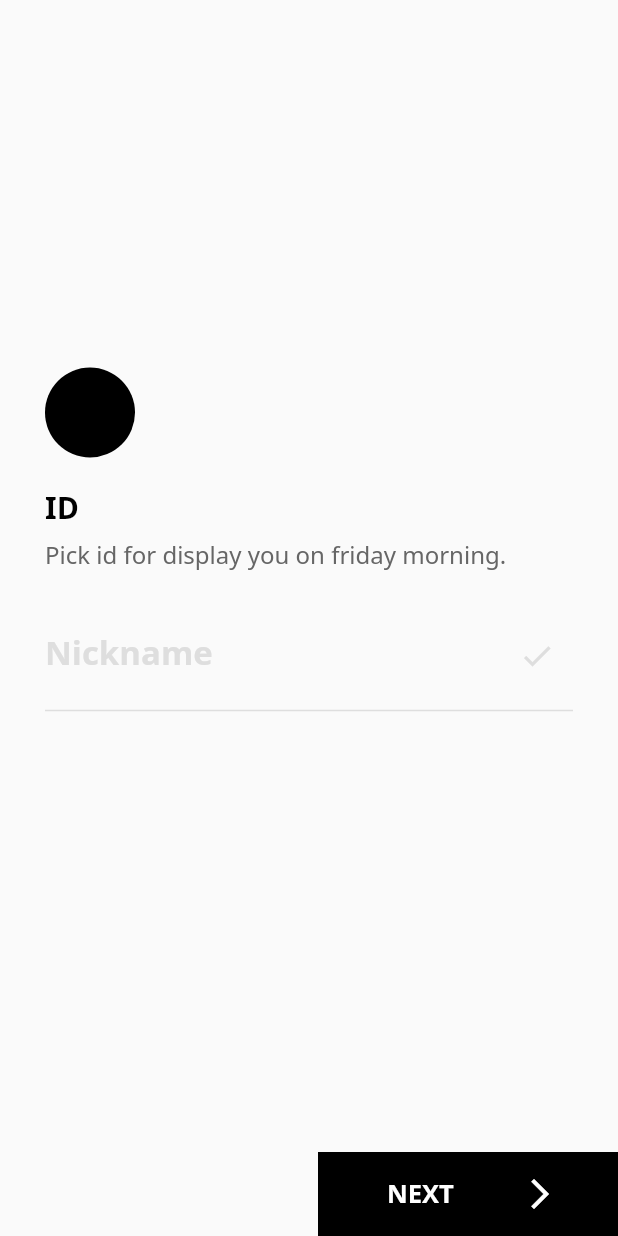
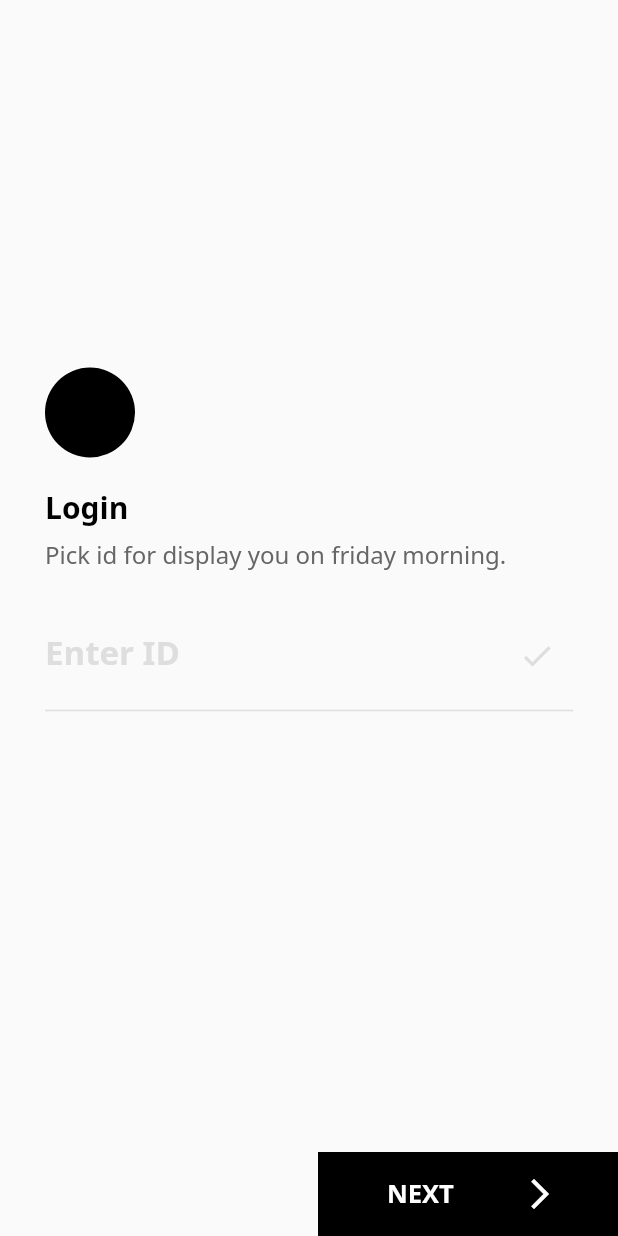
Before and after one commit to Duck528/FridayMorning, a Flutter app: the screen it shows after launch, on a phone screen of 412 x 824 dp. Run offline on Flutter 3.47's test engine with Material 2 defaults, Android fonts, the phone set to English and light mode, and no system bars; our stand-ins replace cloud_firestore; accounts and stored records are empty.

Commit message:
문구 수정

```diff
--- a/lib/SignIn/signin_page.dart
+++ b/lib/SignIn/signin_page.dart
@@ -53,11 +53,11 @@ class _SignInWidgetState extends State<_SignInWidget> {
         children: <Widget>[
           _LogoWidget(),
           spacing(20.1),
-          _configureMainTitle('ID'),
+          _configureMainTitle('Login'),
           spacing(6),
           _configureSubTitle('Pick id for display you on friday morning.'),
           spacing(15),
-          _configureInputID('Nickname'),
+          _configureInputID('Enter ID'),
           _idEntered ? _configureInputPW('Enter Password', context) : Container()
         ],
       ),
```
